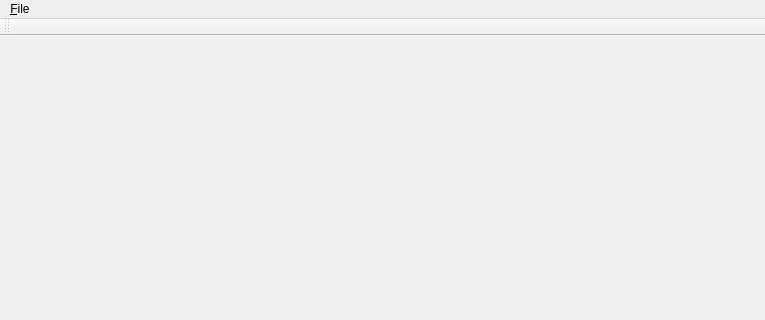
Old version of the form qtGL1/mainwindow.ui in the repository painnick/qtGLSample; both pictures show x 0 to 765 and y 0 to 320 of the 765 by 585 pixel window.
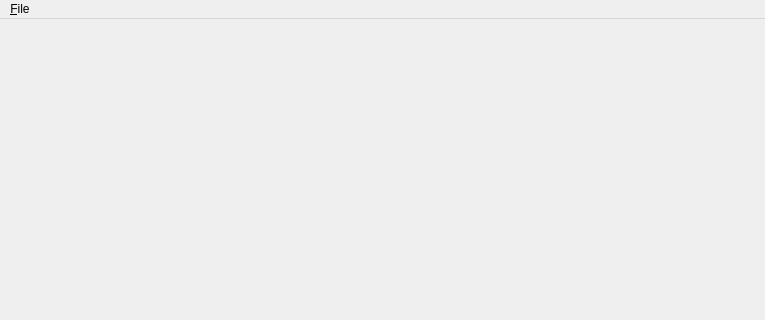
New version of the form. Custom widgets are drawn as their Qt base class.

The edit to the form file:
```diff
--- a/qtGL1/mainwindow.ui
+++ b/qtGL1/mainwindow.ui
@@ -17,8 +17,8 @@
    <widget class="MyQGLViewer" name="glViewer" native="true">
     <property name="geometry">
      <rect>
-      <x>170</x>
-      <y>80</y>
+      <x>130</x>
+      <y>100</y>
       <width>120</width>
       <height>80</height>
      </rect>
@@ -43,14 +43,6 @@
    </widget>
    <addaction name="menu_File"/>
   </widget>
-  <widget class="QToolBar" name="mainToolBar">
-   <attribute name="toolBarArea">
-    <enum>TopToolBarArea</enum>
-   </attribute>
-   <attribute name="toolBarBreak">
-    <bool>false</bool>
-   </attribute>
-  </widget>
   <widget class="QStatusBar" name="statusBar"/>
   <action name="action_New">
    <property name="text">
```
Left out of the diff: 2 changed lines with no effect on the pictures.
